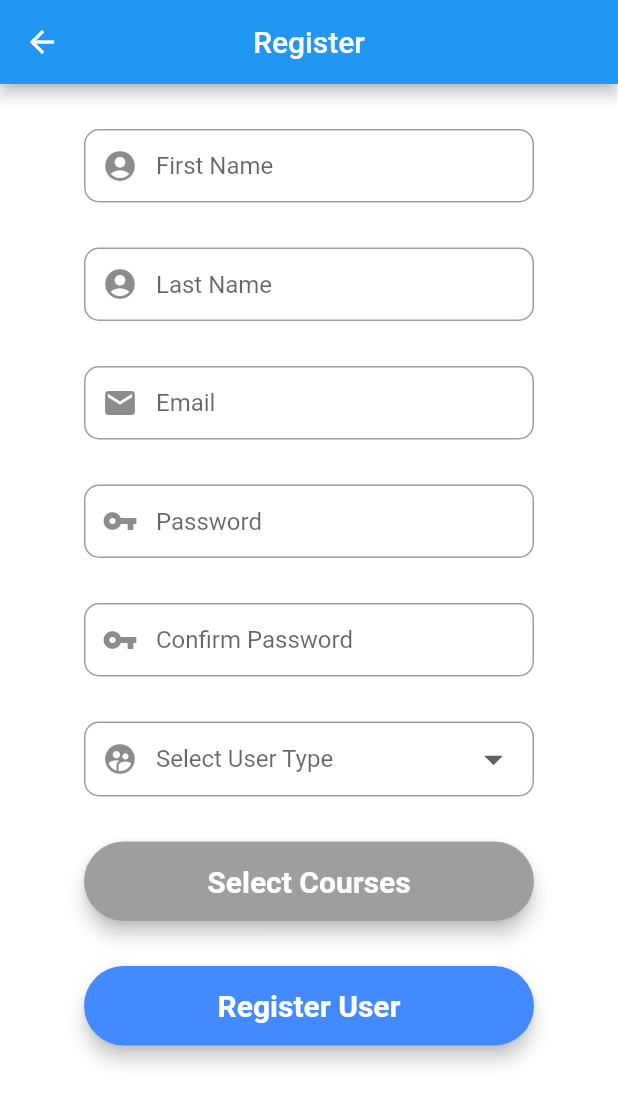
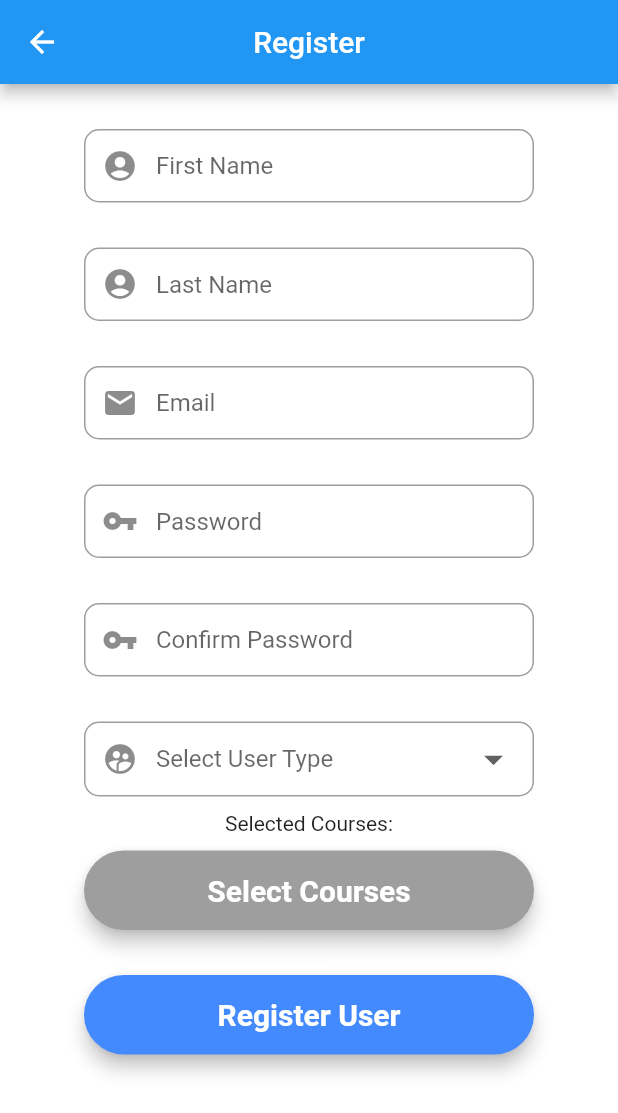
Before and after one commit to SexySparrow/QResent_MPS_Project, a Flutter app: the RegisterScreen screen opened directly, on a phone screen of 412 x 824 dp. Shown: the top 1113 px of the screen. Run offline on Flutter 3.47's test engine with Material 2 defaults, Android fonts, the phone set to English and light mode, and no system bars; our stand-ins replace cloud_firestore, firebase_auth, firebase_core, fluttertoast; accounts and stored records are empty.

```diff
--- a/qresent/lib/model/course_model.dart
+++ b/qresent/lib/model/course_model.dart
@@ -2,15 +2,20 @@ class CourseModel {
   List<dynamic>? intervals;
   String assignedProfessor;
   String uid;
+  String? information;
 
   CourseModel(
-      {this.intervals, required this.assignedProfessor, required this.uid});
+      {this.intervals,
+      required this.assignedProfessor,
+      required this.uid,
+      this.information});
 
   factory CourseModel.fromMap(map) {
     return CourseModel(
       uid: map["UID"],
       assignedProfessor: map["AssignedProfessor"],
       intervals: map["Intervals"],
+      information: map["Information"],
     );
   }
 
@@ -19,6 +24,7 @@ class CourseModel {
       "UID": uid,
       "AssignedProfessor": assignedProfessor,
       "Intervals": intervals,
+      "Information": information,
     };
   }
 }
--- a/qresent/lib/model/user_model.dart
+++ b/qresent/lib/model/user_model.dart
@@ -3,7 +3,7 @@ class UserModel {
   String? firstName;
   String? lastName;
   String? accessLevel;
-  List<String>? assignedCourses;
+  List<dynamic>? assignedCourses;
 
   UserModel(
       {this.email,
--- a/qresent/lib/screens/courses_screen.dart
+++ b/qresent/lib/screens/courses_screen.dart
@@ -153,7 +153,7 @@ class _CoursesScreenState extends State<CoursesScreen> {
 
   void addCourse(String courseName) async {
     CourseModel courseModel =
-        CourseModel(uid: courseName, assignedProfessor: "");
+        CourseModel(uid: courseName, assignedProfessor: "", information: "");
     courseModel.intervals = [];
 
     var alreadyExists = 0;
--- a/qresent/lib/screens/register_screen.dart
+++ b/qresent/lib/screens/register_screen.dart
@@ -4,6 +4,7 @@ import 'package:flutter/material.dart';
 import 'package:fluttertoast/fluttertoast.dart';
 import 'package:qresent/model/course_model.dart';
 import 'package:qresent/model/user_model.dart';
+import 'dart:math';
 
 class RegisterScreen extends StatefulWidget {
   const RegisterScreen({Key? key}) : super(key: key);
@@ -31,6 +32,9 @@ class _RegisterScreenState extends State<RegisterScreen> {
   List<CourseModel> _coursesList = [];
   List<CourseModel> _coursesListForUserType = [];
   List<bool> _isChecked = [];
+  List<String> _courses = [];
+
+  final _random = Random();
 
   @override
   void initState() {
@@ -72,6 +76,34 @@ class _RegisterScreenState extends State<RegisterScreen> {
     _isChecked = List<bool>.filled(_coursesListForUserType.length, false);
   }
 
+  getChipCourses() {
+    List<String> _coursesTemp = [];
+    for (int index = 0; index < _isChecked.length; index++) {
+      if (_isChecked[index]) {
+        _coursesTemp.add(_coursesListForUserType[index].uid);
+      }
+    }
+
+    setState(() {
+      _courses = _coursesTemp;
+    });
+  }
+
+  dynamicChips() {
+    return Wrap(
+      spacing: 6.0,
+      runSpacing: 6.0,
+      children: List<Widget>.generate(_courses.length, (int index) {
+        return Chip(
+          label: Text(_courses[index]),
+          backgroundColor:
+              Colors.primaries[_random.nextInt(Colors.primaries.length)]
+                  [_random.nextInt(9) * 100],
+        );
+      }),
+    );
+  }
+
   createCoursesAlertDialog(BuildContext context) {
     return showDialog(
       context: context,
@@ -90,7 +122,7 @@ class _RegisterScreenState extends State<RegisterScreen> {
                 isChecked: _isChecked,
                 onChange: (val) {
                   _isChecked = val;
-                  print(_isChecked);
+                  getChipCourses();
                 },
               ),
             ),
@@ -342,6 +374,7 @@ class _RegisterScreenState extends State<RegisterScreen> {
                             onChanged: (newValue) {
                               setState(() {
                                 dropdownValue = newValue!;
+                                _courses = [];
                               });
                               getCoursesForUseType();
                             },
@@ -359,7 +392,22 @@ class _RegisterScreenState extends State<RegisterScreen> {
                 ),
                 Padding(
                   padding: const EdgeInsets.only(
-                    top: 30.0,
+                    top: 10.0,
+                    left: 50.0,
+                    right: 50.0,
+                  ),
+                  child: Column(
+                    children: [
+                      const Text("Selected Courses:"),
+                      Container(
+                        child: dynamicChips(),
+                      ),
+                    ],
+                  ),
+                ),
+                Padding(
+                  padding: const EdgeInsets.only(
+                    top: 10.0,
                     left: 50.0,
                     right: 50.0,
                   ),
@@ -442,20 +490,13 @@ class _RegisterScreenState extends State<RegisterScreen> {
   postDetailsToFirestore() async {
     FirebaseFirestore firebaseFirestore = FirebaseFirestore.instance;
     User? user = _auth.currentUser;
-    List<String> courses = [];
 
     UserModel userModel = UserModel();
-
-    for (var index = 0; index < _coursesListForUserType.length; index++) {
-      if (_isChecked[index]) {
-        courses.add(_coursesListForUserType[index].uid);
-      }
-    }
 
     userModel.email = user!.email;
     userModel.firstName = firstNameController.text;
     userModel.lastName = lastNameController.text;
-    userModel.assignedCourses = courses;
+    userModel.assignedCourses = _courses;
     if (dropdownValue == "Student") {
       userModel.accessLevel = "0";
     } else if (dropdownValue == "Teacher") {
@@ -463,7 +504,7 @@ class _RegisterScreenState extends State<RegisterScreen> {
     }
 
     if (dropdownValue == "Teacher") {
-      for (var uid in courses) {
+      for (var uid in _courses) {
         coursesRef.doc(uid).update({
           "AssignedProfessor": "${userModel.firstName} ${userModel.lastName}"
         });
@@ -508,8 +549,7 @@ class _MyDialogContentState extends State<MyDialogContent> {
       children: [
         Container(
           color: Colors.white,
-          height:
-              (MediaQuery.of(context).size.height / 10) * widget.courses.length,
+          height: MediaQuery.of(context).size.height / 2,
           width: 300,
           child: Column(
             children: [
```
Also changed, not shown: qresent/lib/screens/admin_dashboard.dart (+7 -3 lines), qresent/lib/screens/edit_screen.dart (added, +162 -0 lines).
